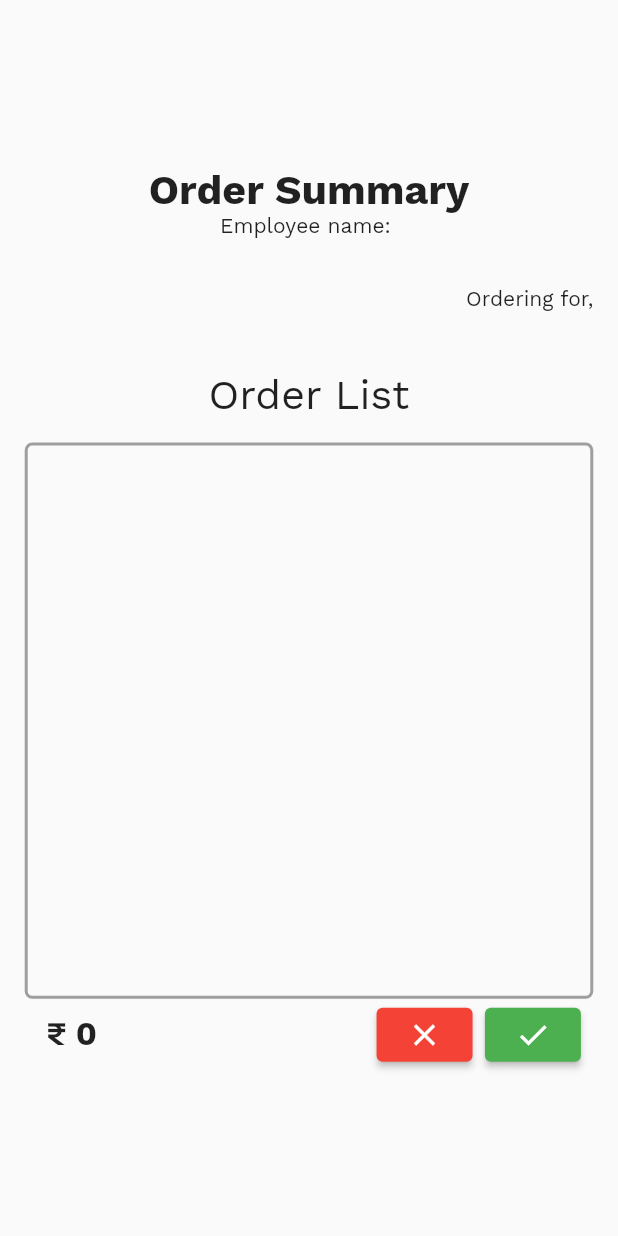
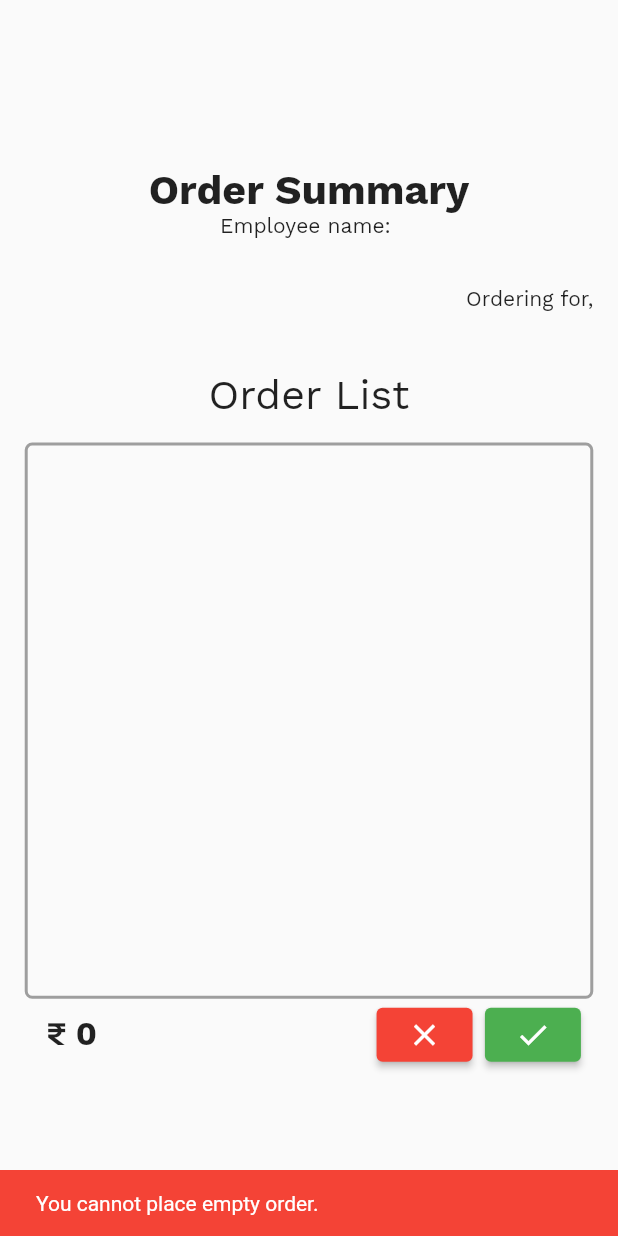
Before and after one commit to AdityaChaudhary18/chef_gram, a Flutter app: the PlaceOrder screen opened directly with empty values, after a tap on the "check" icon, on a phone screen of 412 x 824 dp. Run offline on Flutter 3.47's test engine with Material 2 defaults, Android fonts, the phone set to English and light mode, and no system bars; our stand-ins replace cloud_firestore, firebase_auth, firebase_core, flutter_slidable, font_awesome_flutter, geolocator and 2 more; missing offline and left inert: flutter_overlay_loader; accounts and stored records are empty.

Commit message:
Empty order removed

```diff
--- a/lib/screens/Dashboard/place_order.dart
+++ b/lib/screens/Dashboard/place_order.dart
@@ -257,8 +257,19 @@ class _PlaceOrderState extends State<PlaceOrder> {
                               primary: Colors.green,
                             ),
                             onPressed: () {
-                              placeOrder();
-                              orderIsConfirmed();
+                              if (widget.order.order.length > 0) {
+                                placeOrder();
+                                orderIsConfirmed();
+                              } else {
+                                ScaffoldMessenger.of(context)
+                                    .showSnackBar(SnackBar(
+                                  content: Text(
+                                      "You cannot place empty order."),
+                                  backgroundColor: Colors.red,
+                                  duration:
+                                  Duration(milliseconds: 3000),
+                                ));
+                              }
                             },
                             child: Icon(Icons.check),
                           ),
--- a/lib/screens/takeOrder.dart
+++ b/lib/screens/takeOrder.dart
@@ -2,6 +2,7 @@ import 'package:chef_gram/database_service.dart';
 import 'package:chef_gram/models/orderModel.dart';
 import 'package:chef_gram/models/profile_model.dart';
 import 'package:flutter/material.dart';
+import 'package:flutter/services.dart';
 import 'package:provider/provider.dart';
 import 'package:sizer/sizer.dart';
 
@@ -19,7 +20,6 @@ class _TakeOrderState extends State<TakeOrder> {
 
   @override
   void initState() {
-    print(widget.shopDetails);
     order = new Order(
         customerName: widget.shopDetails['shopOwner'],
         shopName: widget.shopDetails['shopName'],
@@ -147,7 +147,7 @@ class _TakeOrderState extends State<TakeOrder> {
                                           textAlign: TextAlign.center,
                                           onChanged: (value) {
                                             item.itemsOrdered =
-                                                int.parse(value);
+                                                double.parse(value).toInt();
                                           },
                                         ),
                                       ),
--- a/lib/screens/user_profile/end_day.dart
+++ b/lib/screens/user_profile/end_day.dart
@@ -69,10 +69,6 @@ class _EndDayState extends State<EndDay> {
 
   @override
   Widget build(BuildContext context) {
-    // if (Provider.of<Profile>(context, listen: true).hasDayEnded) {
-    //   Navigator.pop(context);
-    //   return MyApp();
-    // }
     return Scaffold(
       backgroundColor: Colors.indigo.shade50,
       appBar: AppBar(
```
